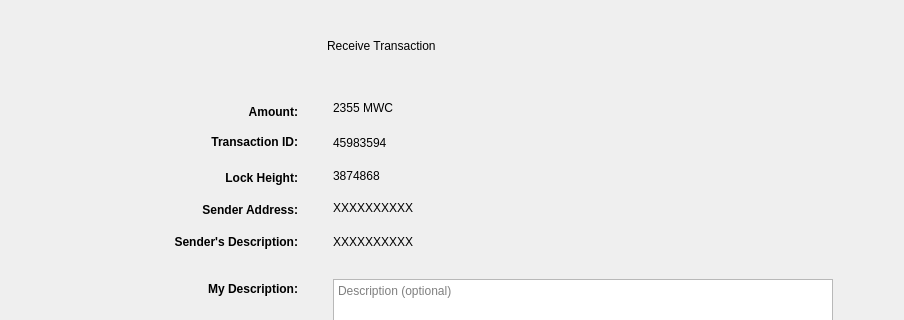
The window that windows_desktop/g_filetransaction_receive.ui (mwcproject/mwc-qt-wallet) describes before a commit, drawn with Qt 5; both pictures show x 0 to 904 and y 136 to 456 of the 904 by 679 pixel window.
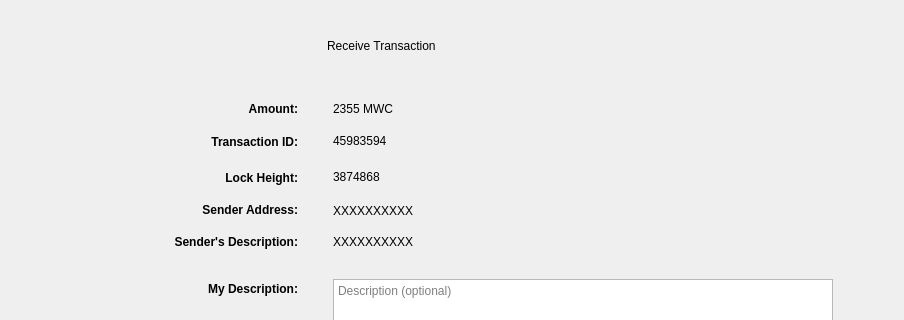
The same window after the commit. Icons and pictures are not drawn. Custom widgets are drawn as their Qt base class.

Commit message: Locking fix, minor UI issue

```diff
--- a/windows_desktop/g_filetransaction_receive.ui
+++ b/windows_desktop/g_filetransaction_receive.ui
@@ -112,9 +112,9 @@
         <property name="geometry">
          <rect>
           <x>270</x>
-          <y>179</y>
+          <y>176</y>
           <width>500</width>
-          <height>16</height>
+          <height>25</height>
          </rect>
         </property>
         <property name="text">
@@ -128,9 +128,9 @@
         <property name="geometry">
          <rect>
           <x>270</x>
-          <y>110</y>
+          <y>108</y>
           <width>500</width>
-          <height>19</height>
+          <height>25</height>
          </rect>
         </property>
         <property name="text">
@@ -227,7 +227,7 @@
         <property name="geometry">
          <rect>
           <x>104</x>
-          <y>113</y>
+          <y>110</y>
           <width>131</width>
           <height>20</height>
          </rect>
@@ -243,9 +243,9 @@
         <property name="geometry">
          <rect>
           <x>270</x>
-          <y>146</y>
+          <y>140</y>
           <width>500</width>
-          <height>16</height>
+          <height>25</height>
          </rect>
         </property>
         <property name="text">
@@ -358,9 +358,9 @@
         <property name="geometry">
          <rect>
           <x>270</x>
-          <y>211</y>
+          <y>210</y>
           <width>500</width>
-          <height>16</height>
+          <height>25</height>
          </rect>
         </property>
         <property name="text">
@@ -548,6 +548,11 @@
    <extends>QPushButton</extends>
    <header>control_desktop/MwcPushButton.h</header>
   </customwidget>
+  <customwidget>
+   <class>control::MwcTextEdit</class>
+   <extends>QTextEdit</extends>
+   <header>control_desktop/MwcTextEdit.h</header>
+  </customwidget>
   <customwidget>
    <class>control::MwcLabelNormal</class>
    <extends>QLabel</extends>
@@ -568,12 +573,7 @@
    <extends>QLabel</extends>
    <header>control_desktop/MwcLabel.h</header>
   </customwidget>
-  <customwidget>
-   <class>control::MwcTextEdit</class>
-   <extends>QTextEdit</extends>
-   <header>control_desktop/MwcTextEdit.h</header>
-  </customwidget>
-</customwidgets>
+ </customwidgets>
  <tabstops>
   <tabstop>receiverMessage</tabstop>
   <tabstop>cancelButton</tabstop>
```
Left out of the diff: 59 changed lines with no effect on the pictures. The commit also changes 6 other files.
